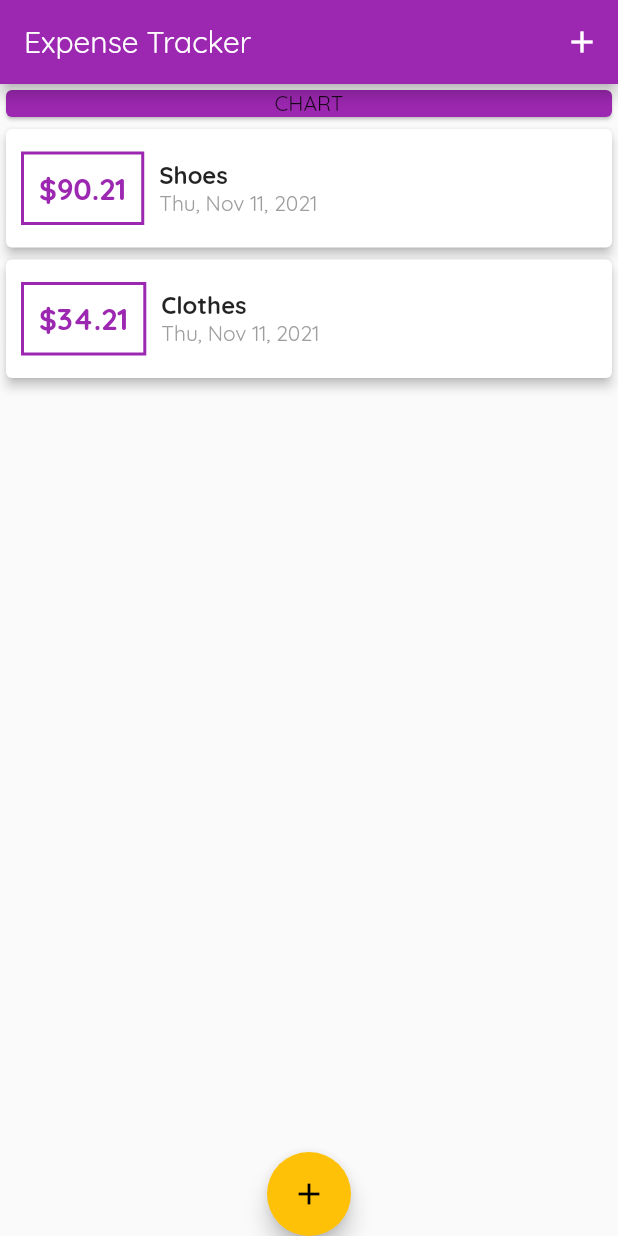
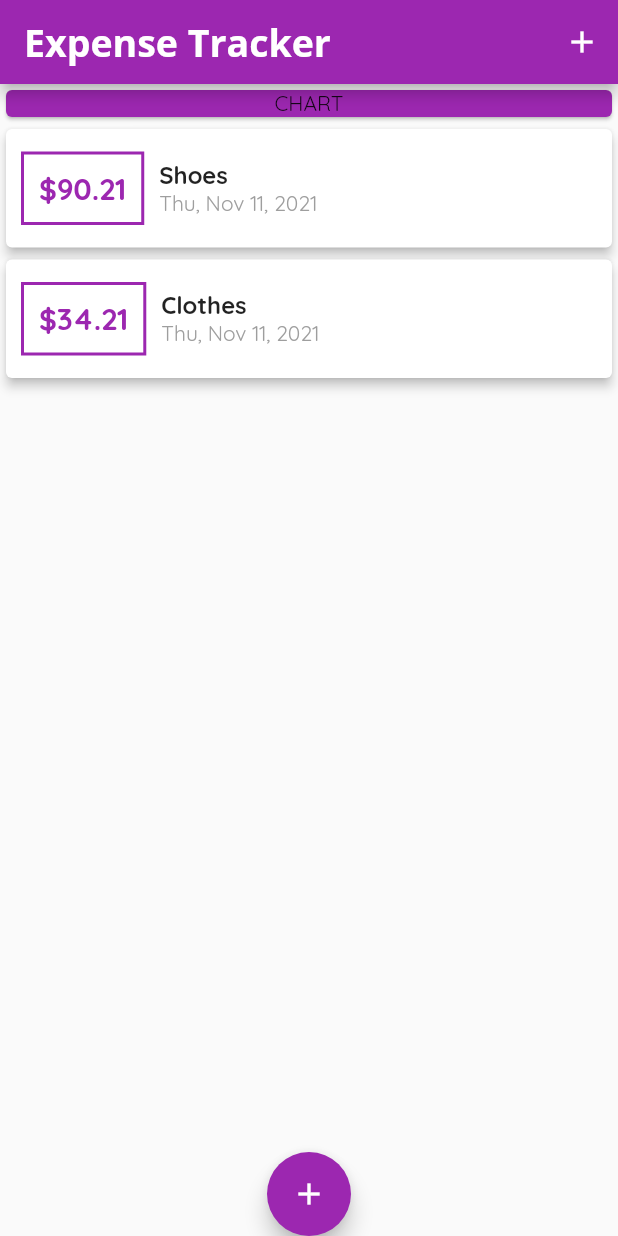
Before and after one commit to OstrichFarmer/personal_expense_tracker, a Flutter app: the screen it shows after launch, on a phone screen of 412 x 824 dp. Run offline on Flutter 3.47's test engine with Material 2 defaults, Android fonts, the phone set to English and light mode, and no system bars.

Commit message:
added custom fonts and text themes

```diff
--- a/lib/main.dart
+++ b/lib/main.dart
@@ -13,9 +13,15 @@ class MyApp extends StatelessWidget {
       title: 'flutter app',
       home: MyHomePage(),
       theme: ThemeData(
-          primarySwatch: Colors.purple,
-          accentColor: Colors.amber,
-          fontFamily: 'Quicksand'),
+        primarySwatch: Colors.purple,
+        fontFamily: 'Quicksand',
+        appBarTheme: AppBarTheme(
+          toolbarTextStyle: TextStyle(
+              fontFamily: 'OpenSans',
+              fontWeight: FontWeight.bold,
+              fontSize: 25),
+        ),
+      ),
     );
   }
 }
@@ -65,7 +71,10 @@ class _MyHomePageState extends State<MyHomePage> {
           child: Icon(Icons.add),
         ),
         appBar: AppBar(
-          title: Text('Expense Tracker'),
+          title: Text(
+            'Expense Tracker',
+            style: AppBarTheme.of(context).toolbarTextStyle,
+          ),
           actions: [
             IconButton(
               onPressed: () => _startAddNewTransaction(context),
```
